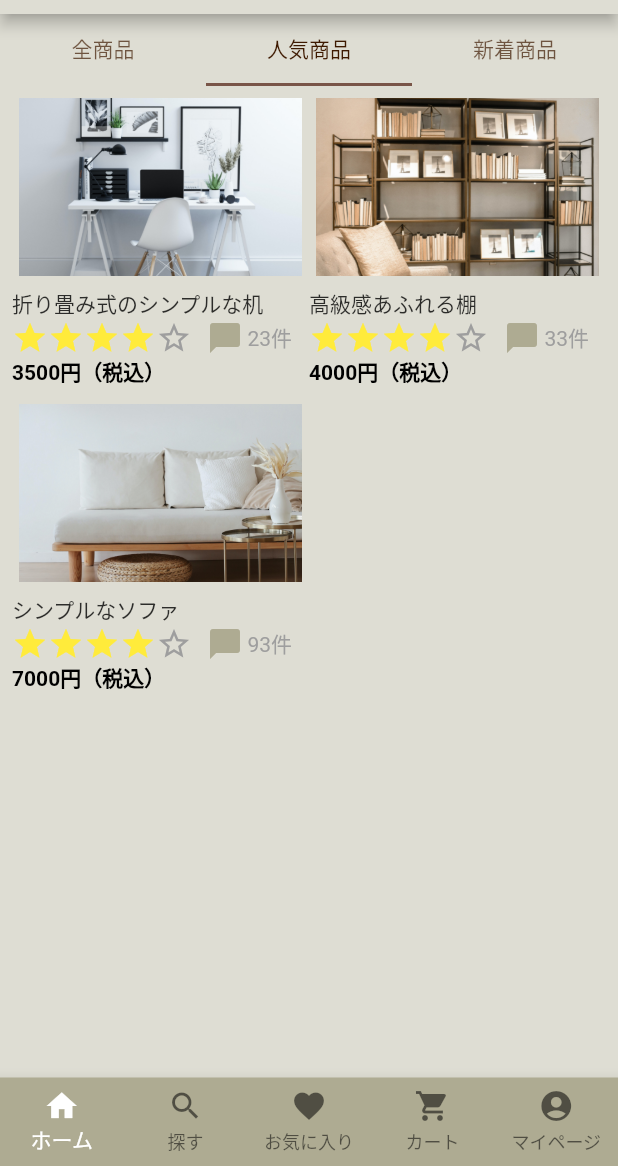
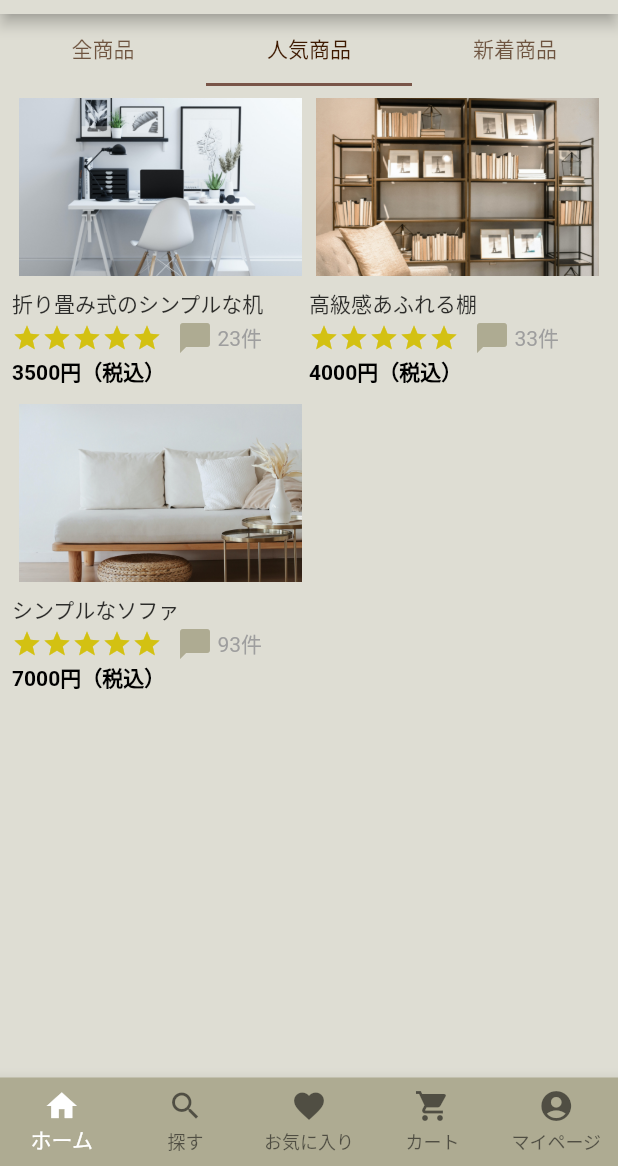
Before and after one commit to soundring/murasame-ec, a Flutter app: the screen it shows after launch, tab 2 chosen, on a phone screen of 412 x 824 dp, the part 70-1236 px from its top. Run offline on Flutter 3.47's test engine with Material 2 defaults, Android fonts, the light colour scheme and no system bars; drawn by our look-alikes of flutter_rating_bar; our stand-ins replace flutter_hooks, flutter_riverpod, freezed_annotation, hooks_riverpod, state_notifier.

Commit message:
:wrench:jsonファイルのstar数をUIに反映させる

```diff
--- a/lib/product/widgets/product_list_tile_widget.dart
+++ b/lib/product/widgets/product_list_tile_widget.dart
@@ -1,4 +1,5 @@
 import 'package:flutter/material.dart';
+import 'package:flutter_rating_bar/flutter_rating_bar.dart';
 import 'package:murasame_ec/product/model/entities/entities.dart';
 
 class ProductListTileWidget extends StatelessWidget {
@@ -31,35 +32,29 @@ class ProductListTileWidget extends StatelessWidget {
             ),
             Row(
               children: <Widget>[
-                Icon(
-                  Icons.star,
-                  color: Colors.yellow,
+                RatingBar.builder(
+                  initialRating: product.star,
+                  minRating: 1,
+                  direction: Axis.horizontal,
+                  allowHalfRating: true,
+                  itemCount: 5,
+                  itemSize: 20,
+                  ignoreGestures: true,
+                  itemBuilder: (context, _) => const Icon(
+                    Icons.star,
+                    color: Color(0xffd3c112),
+                  ),
+                  onRatingUpdate: (rating) {},
                 ),
-                Icon(
-                  Icons.star,
-                  color: Colors.yellow,
-                ),
-                Icon(
-                  Icons.star,
-                  color: Colors.yellow,
-                ),
-                Icon(
-                  Icons.star,
-                  color: Colors.yellow,
-                ),
-                Icon(
-                  Icons.star_border,
-                  color: Colors.grey,
-                ),
-                SizedBox(width: 10),
-                Icon(
+                const SizedBox(width: 10),
+                const Icon(
                   Icons.messenger,
                   color: Color(0xffAEAB92),
                 ),
-                SizedBox(width: 3),
+                const SizedBox(width: 3),
                 Text(
                   '${product.review_count}件',
-                  style: TextStyle(
+                  style: const TextStyle(
                     color: Colors.grey,
                   ),
                 )
```
